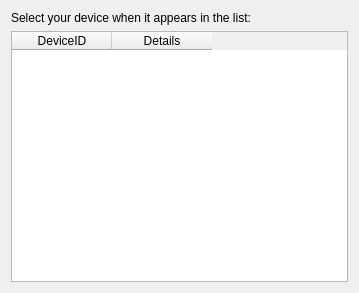
madmaxoft/Deskemes, file DesktopClient/src/UI/Pages/PgTcpDeviceList.ui: the form before one commit.
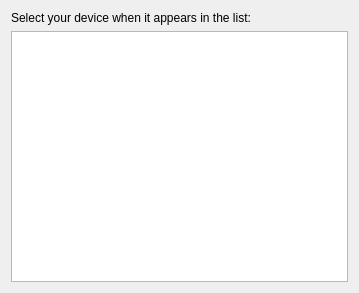
The form after the commit.

Commit message:
Implemented TCP device detection.
The New device wizard now initiates Discovery and shows detected TCP devices.

```diff
--- a/DesktopClient/src/UI/Pages/PgTcpDeviceList.ui
+++ b/DesktopClient/src/UI/Pages/PgTcpDeviceList.ui
@@ -22,17 +22,19 @@
     </widget>
    </item>
    <item>
-    <widget class="QTableWidget" name="twDevices">
-     <column>
-      <property name="text">
-       <string>DeviceID</string>
-      </property>
-     </column>
-     <column>
-      <property name="text">
-       <string>Details</string>
-      </property>
-     </column>
+    <widget class="QTableView" name="tvDevices">
+     <property name="verticalScrollMode">
+      <enum>QAbstractItemView::ScrollPerPixel</enum>
+     </property>
+     <property name="horizontalScrollMode">
+      <enum>QAbstractItemView::ScrollPerPixel</enum>
+     </property>
+     <attribute name="horizontalHeaderHighlightSections">
+      <bool>false</bool>
+     </attribute>
+     <attribute name="verticalHeaderHighlightSections">
+      <bool>false</bool>
+     </attribute>
     </widget>
    </item>
   </layout>
```
The commit also changes 16 other files.
